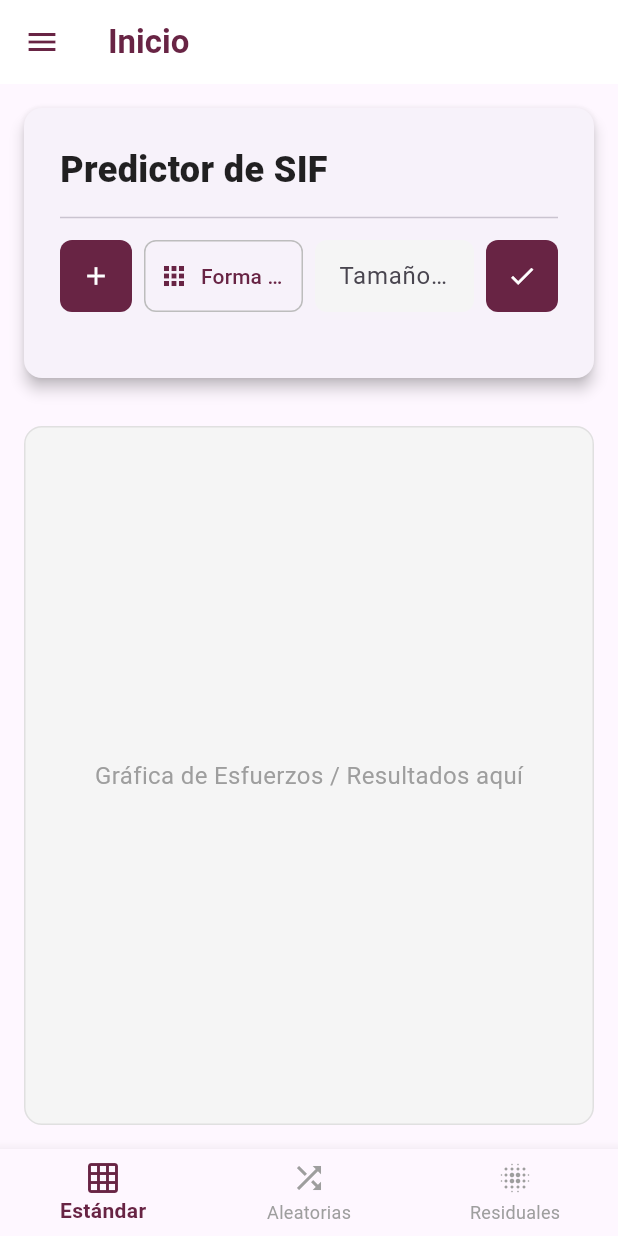
After one commit to RubenTorresNava/integradoramovil, a Flutter app: the HomeScreen screen opened by its route, in the side drawer, after a tap on the "add" icon, on a phone screen of 412 x 824 dp. The commit adds this screen. Run offline on Flutter 3.47's test engine with Material 3 defaults, Android fonts, the phone set to English and light mode, and no system bars.

Commit message:
feat: agregar panel de entrada y visualización para el predictor de SIF

```diff
--- a/lib/main.dart
+++ b/lib/main.dart
@@ -2,8 +2,10 @@ import 'package:flutter/material.dart';
 import 'package:provider/provider.dart';
 import 'screens/login_screen.dart';
 import 'screens/register_screen.dart';
+import 'screens/home_screen.dart';
 import 'viewmodels/login_viewmodel.dart';
 import 'viewmodels/register_viewmodel.dart';
+import 'viewmodels/sif_predictor_viewmodel.dart';
 
 void main() {
   runApp(const MyApp());
@@ -14,21 +16,23 @@ class MyApp extends StatelessWidget {
 
   @override
   Widget build(BuildContext context) {
-    // Usamos MultiProvider para manejar múltiples ViewModels/Providers
     return MultiProvider(
       providers: [
         ChangeNotifierProvider(create: (context) => LoginViewModel()),
         ChangeNotifierProvider(create: (context) => RegisterViewModel()),
+        ChangeNotifierProvider(create: (context) => SifPredictorViewModel()),
       ],
       child: MaterialApp(
-        title: 'PREFIS App',
+        title: 'PREFIS SIF Predictor',
         theme: ThemeData(
+          primarySwatch: Colors.purple,
           visualDensity: VisualDensity.adaptivePlatformDensity,
         ),
-        initialRoute: '/', // Define la ruta inicial
+        initialRoute: '/',
         routes: {
-          '/': (context) => const LoginPage(), // Ruta para la pantalla de Login
-          '/register': (context) => const RegisterScreen(), // Ruta para la pantalla de Registro
+          '/': (context) => const LoginPage(),
+          '/register': (context) => const RegisterScreen(),
+          '/home': (context) => const HomeScreen(),
         },
       ),
     );
--- /dev/null
+++ b/lib/screens/home_screen.dart
@@ -0,0 +1,76 @@
+// lib/screens/home_screen.dart (MUCHO MÁS LIMPIO)
+
+import 'package:flutter/material.dart';
+import '../widgets/custom_drawer.dart';
+import '../widgets/predictor_input_panel.dart';
+import '../widgets/home_bottom_nav.dart';
+
+class HomeScreen extends StatelessWidget {
+  const HomeScreen({Key? key}) : super(key: key);
+
+  static const Color primaryColor = Color.fromRGBO(104, 36, 68, 1);
+
+  @override
+  Widget build(BuildContext context) {
+
+    // El área de la gráfica
+    Widget _buildGraphArea() {
+      return Container(
+        margin: const EdgeInsets.all(16.0),
+        decoration: BoxDecoration(
+            color: Colors.grey[100],
+            borderRadius: BorderRadius.circular(12),
+            border: Border.all(color: Colors.grey.shade300)
+        ),
+        alignment: Alignment.center,
+        child: const Text(
+          'Gráfica de Esfuerzos / Resultados aquí',
+          style: TextStyle(color: Colors.grey, fontSize: 16),
+        ),
+      );
+    }
+
+    return Scaffold(
+      appBar: AppBar(
+        title: const Text('Inicio', style: TextStyle(color: primaryColor, fontWeight: FontWeight.bold)),
+        backgroundColor: Colors.white,
+        iconTheme: const IconThemeData(color: primaryColor),
+        elevation: 0,
+      ),
+      drawer: const CustomDrawer(),
+      // Usamos el Consumer/Provider a nivel del widget de input, no aquí
+      body: LayoutBuilder(
+        builder: (context, constraints) {
+          // Diseño para Tablet/Web
+          if (constraints.maxWidth > 800) {
+            return Row(
+              children: <Widget>[
+                // Widget que contiene TODO el input y resultado
+                const SizedBox(
+                  width: 420,
+                  child: PredictorInputPanel(primaryColor: primaryColor),
+                ),
+                Expanded(
+                  child: _buildGraphArea(),
+                ),
+              ],
+            );
+          } else {
+            // Diseño para Móvil
+            return Column(
+              children: <Widget>[
+                // Widget que contiene TODO el input y resultado
+                PredictorInputPanel(primaryColor: primaryColor),
+                Expanded(
+                  child: _buildGraphArea(),
+                ),
+              ],
+            );
+          }
+        },
+      ),
+      // Widget para la navegación inferior
+      bottomNavigationBar: HomeBottomNav(primaryColor: primaryColor),
+    );
+  }
+}
--- a/lib/viewmodels/login_viewmodel.dart
+++ b/lib/viewmodels/login_viewmodel.dart
@@ -22,9 +22,7 @@ class LoginViewModel extends ChangeNotifier {
       // 3. Lógica de éxito: Navegación, etc.
       print("Login exitoso!");
 
-      // Puedes navegar a otra pantalla aquí.
-      // Navigator.of(context).pushReplacement(MaterialPageRoute(builder: (_) => const HomeScreen()));
-
+      Navigator.of(context).pushReplacementNamed('/home');
     } else {
       // 4. Lógica de error
       _errorMessage = 'Correo o contraseña incorrectos.';
--- /dev/null
+++ b/lib/viewmodels/sif_predictor_viewmodel.dart
@@ -0,0 +1,90 @@
+import 'package:flutter/material.dart';
+
+class SifPredictorViewModel extends ChangeNotifier {
+  double _crackSize = 0.0; // Tamaño de la grieta en mm (input)
+  double? _sifResult;     // Resultado SIF en MPa (output)
+  bool _isLoading = false;
+  String? _errorMessage;
+  int _selectedTabIndex = 0; // 0: Estándar, 1: Aleatorias, 2: Residuales
+  String? _crackShape;
+
+  // Getters
+  double get crackSize => _crackSize;
+  double? get sifResult => _sifResult;
+  bool get isLoading => _isLoading;
+  String? get errorMessage => _errorMessage;
+  int get selectedTabIndex => _selectedTabIndex;
+  String? get crackShape => _crackShape;
+
+  // Setter para la forma de la grieta
+  void setCrackShape(String shape) {
+    _crackShape = shape;
+    notifyListeners();
+  }
+
+  // Setter para el input
+  void setCrackSize(double value) {
+    _crackSize = value;
+    notifyListeners();
+  }
+
+  // Lógica para cambiar de pestaña (simulando la navegación inferior)
+  void selectTab(int index) {
+    _selectedTabIndex = index;
+    // Opcionalmente, resetear el resultado al cambiar de pestaña
+    _sifResult = null;
+    notifyListeners();
+  }
+
+  // Función simulada de llamada a la API
+  Future<void> calculateSIF() async {
+    // 1. Validaciones
+    if (_crackSize <= 0) {
+      _errorMessage = 'Ingresa un tamaño de grieta válido.';
+      notifyListeners();
+      return;
+    }
+    if (_crackShape == null) {
+      _errorMessage = 'Por favor, selecciona la forma de la grieta.';
+      notifyListeners();
+      return;
+    }
+
+    // 2. Preparar la llamada a la API
+    _isLoading = true;
+    _errorMessage = null;
+    _sifResult = null;
+    notifyListeners();
+
+    print("Enviando a API: Tamaño de grieta = $_crackSize mm");
+
+    // Simulación de API call
+    await Future.delayed(const Duration(seconds: 2));
+
+    try {
+      // En una aplicación real, aquí usarías un paquete como 'http' o 'dio'
+      // para enviar los datos y recibir la respuesta.
+      // Ejemplo de cálculo simulado:
+      double simulatedResult = 800.0 + (_crackSize * 5.0);
+
+      _sifResult = simulatedResult;
+      print("Resultado de la API (simulado): $_sifResult MPa");
+
+    } catch (e) {
+      _errorMessage = 'Error al conectar con el servidor.';
+      _sifResult = null;
+    }
+
+    _isLoading = false;
+    notifyListeners();
+  }
+
+  // Lógica para limpiar el input
+  void clearInput() {
+    _crackSize = 0.0;
+    _sifResult = null;
+    _errorMessage = null;
+    _crackShape = null;
+    notifyListeners();
+  }
+}
--- /dev/null
+++ b/lib/widgets/crack_size_input.dart
@@ -0,0 +1,46 @@
+import 'package:flutter/material.dart';
+import 'package:provider/provider.dart';
+import '../viewmodels/sif_predictor_viewmodel.dart';
+
+class CrackSizeInput extends StatelessWidget {
+  final TextEditingController controller;
+
+  const CrackSizeInput({
+    Key? key,
+    required this.controller,
+  }) : super(key: key);
+
+  @override
+  Widget build(BuildContext context) {
+    final viewModel = Provider.of<SifPredictorViewModel>(context, listen: false);
+
+    return SizedBox(
+      height: 48,
+      child: TextField(
+        controller: controller,
+        keyboardType: const TextInputType.numberWithOptions(decimal: true),
+        decoration: InputDecoration(
+          hintText: 'Tamaño (mm)',
+          filled: true,
+          fillColor: Colors.grey[100],
+          border: OutlineInputBorder(
+              borderRadius: BorderRadius.circular(8), borderSide: BorderSide.none),
+          contentPadding: const EdgeInsets.symmetric(horizontal: 12, vertical: 0),
+          suffixIcon: viewModel.crackSize > 0
+              ? IconButton(
+            icon: const Icon(Icons.close, color: Colors.grey, size: 18),
+            onPressed: () => viewModel.clearInput(),
+          )
+              : null,
+        ),
+        onChanged: (value) {
+          double? size = double.tryParse(value);
+          if (size != null) {
+            // Usa listen: false aquí porque solo necesitas llamar a la función, no reconstruir.
+            Provider.of<SifPredictorViewModel>(context, listen: false).setCrackSize(size);
+          }
+        },
+      ),
+    );
+  }
+}
--- /dev/null
+++ b/lib/widgets/custom_drawer.dart
@@ -0,0 +1,67 @@
+import 'package:flutter/material.dart';
+
+class CustomDrawer extends StatelessWidget {
+  const CustomDrawer({Key? key}) : super(key: key);
+
+  @override
+  Widget build(BuildContext context) {
+    // El color morado oscuro del diseño
+    const Color primaryColor = Color.fromRGBO(104, 36, 68, 1);
+
+    return Drawer(
+      width: 250, // Ancho fijo para el drawer
+      backgroundColor: primaryColor,
+      child: Column(
+        children: <Widget>[
+          // Header de la app (oculta el icono de menú)
+          const DrawerHeader(
+            padding: EdgeInsets.zero,
+            child: SizedBox(height: 50.0), // Espacio para la parte superior
+          ),
+
+          // Lista de elementos de navegación
+          ListTile(
+            leading: const Icon(Icons.add, color: Colors.white, size: 30),
+            title: const Text('Inicio', style: TextStyle(color: Colors.white)),
+            tileColor: const Color.fromRGBO(104, 36, 68, 1), // Fondo morado para el elemento activo
+            onTap: () {
+              // Lógica de navegación a Inicio (ya estamos aquí, se puede cerrar el drawer)
+              Navigator.pop(context);
+            },
+          ),
+          ListTile(
+            leading: const Icon(Icons.history, color: Colors.white70),
+            title: const Text('Historial', style: TextStyle(color: Colors.white70)),
+            onTap: () {
+              // Lógica de navegación a Historial
+              Navigator.pop(context);
+            },
+          ),
+          ListTile(
+            leading: const Icon(Icons.auto_stories, color: Colors.white70),
+            title: const Text('Recursos', style: TextStyle(color: Colors.white70)),
+            onTap: () {
+              // Lógica de navegación a Recursos
+              Navigator.pop(context);
+            },
+          ),
+
+          const Spacer(), // Empuja el siguiente elemento al final
+
+          // Icono de usuario (Adaptado de la esquina superior derecha)
+          ListTile(
+            leading: const CircleAvatar(
+              backgroundColor: Colors.white,
+              child: Text('A', style: TextStyle(color: primaryColor)),
+            ),
+            title: const Text('Usuario A', style: TextStyle(color: Colors.white)),
+            onTap: () {
+              // Lógica para cerrar sesión/perfil
+              Navigator.pop(context);
+            },
+          ),
+        ],
+      ),
+    );
+  }
+}
--- /dev/null
+++ b/lib/widgets/home_bottom_nav.dart
@@ -0,0 +1,37 @@
+import 'package:flutter/material.dart';
+import 'package:provider/provider.dart';
+import '../viewmodels/sif_predictor_viewmodel.dart';
+
+class HomeBottomNav extends StatelessWidget {
+  final Color primaryColor;
+
+  const HomeBottomNav({Key? key, required this.primaryColor}) : super(key: key);
+
+  @override
+  Widget build(BuildContext context) {
+    // Escucha el ViewModel
+    final viewModel = Provider.of<SifPredictorViewModel>(context);
+
+    return BottomNavigationBar(
+      currentIndex: viewModel.selectedTabIndex,
+      onTap: viewModel.selectTab,
+      selectedItemColor: primaryColor,
+      unselectedItemColor: Colors.grey,
+      selectedLabelStyle: const TextStyle(fontWeight: FontWeight.bold),
+      items: const [
+        BottomNavigationBarItem(
+          icon: Icon(Icons.grid_on),
+          label: 'Estándar',
+        ),
+        BottomNavigationBarItem(
+          icon: Icon(Icons.shuffle),
+          label: 'Aleatorias',
+        ),
+        BottomNavigationBarItem(
+          icon: Icon(Icons.blur_on),
+          label: 'Residuales',
+        ),
+      ],
+    );
+  }
+}
--- /dev/null
+++ b/lib/widgets/input_action_button.dart
@@ -0,0 +1,32 @@
+import 'package:flutter/material.dart';
+
+class InputActionButton extends StatelessWidget {
+  final IconData icon;
+  final Color color;
+  final VoidCallback onPressed;
+
+  const InputActionButton({
+    Key? key,
+    required this.icon,
+    required this.color,
+    required this.onPressed,
+  }) : super(key: key);
+
+  @override
+  Widget build(BuildContext context) {
+    return SizedBox(
+      height: 48,
+      width: 48,
+      child: ElevatedButton(
+        onPressed: onPressed,
+        style: ElevatedButton.styleFrom(
+          backgroundColor: color,
+          padding: EdgeInsets.zero,
+          shape: RoundedRectangleBorder(borderRadius: BorderRadius.circular(8)),
+          elevation: 0,
+        ),
+        child: Icon(icon, color: Colors.white, size: 20),
+      ),
+    );
+  }
+}
--- /dev/null
+++ b/lib/widgets/predictor_input_panel.dart
@@ -0,0 +1,129 @@
+import 'package:flutter/material.dart';
+import 'package:provider/provider.dart';
+import '../viewmodels/sif_predictor_viewmodel.dart';
+import 'crack_size_input.dart';
+import 'input_action_button.dart';
+import 'result_output_panel.dart';
+
+class PredictorInputPanel extends StatelessWidget {
+  final Color primaryColor;
+
+  const PredictorInputPanel({Key? key, required this.primaryColor}) : super(key: key);
+
+  @override
+  Widget build(BuildContext context) {
+    final viewModel = Provider.of<SifPredictorViewModel>(context);
+
+    // El controlador local ahora se mantiene aquí
+    final TextEditingController crackSizeController = TextEditingController(
+        text: viewModel.crackSize > 0 ? viewModel.crackSize.toString() : '');
+
+    // Sincronizar el controlador después de un 'clearInput' o actualización
+    if (viewModel.crackSize.toString() != crackSizeController.text && !viewModel.isLoading) {
+      crackSizeController.text = viewModel.crackSize > 0 ? viewModel.crackSize.toString() : '';
+      // Mueve el cursor al final
+      crackSizeController.selection = TextSelection.fromPosition(TextPosition(offset: crackSizeController.text.length));
+    }
+
+
+    return Card(
+      elevation: 4,
+      margin: const EdgeInsets.all(16.0),
+      shape: RoundedRectangleBorder(borderRadius: BorderRadius.circular(12)),
+      child: Padding(
+        padding: const EdgeInsets.all(24.0),
+        child: Column(
+          crossAxisAlignment: CrossAxisAlignment.start,
+          mainAxisSize: MainAxisSize.min,
+          children: <Widget>[
+            // Título
+            const Text(
+              'Predictor de SIF',
+              style: TextStyle(
+                  fontSize: 24,
+                  fontWeight: FontWeight.w800,
+                  color: Colors.black87),
+            ),
+            const Divider(height: 30),
+
+            // Controles de Input
+            Row(
+              children: <Widget>[
+                // Botón '+'
+                InputActionButton(
+                  icon: Icons.add,
+                  color: primaryColor,
+                  onPressed: () => print('Agregar nueva configuración'),
+                ),
+                const SizedBox(width: 8),
+
+                // Botón 'Forma de grieta' (Mantenido aquí para la lógica de modal)
+                Expanded(
+                  child: _buildShapeSelectorButton(context, viewModel),
+                ),
+                const SizedBox(width: 8),
+
+                // Campo de entrada 'Tamaño (mm)'
+                Expanded(
+                  child: CrackSizeInput(controller: crackSizeController),
+                ),
+                const SizedBox(width: 8),
+
+                // Botón de Check (Calcular)
+                InputActionButton(
+                  icon: Icons.check,
+                  color: primaryColor,
+                  onPressed: viewModel.calculateSIF,
+                ),
+              ],
+            ),
+            const SizedBox(height: 20),
+
+            // Resultado
+            const ResultOutputPanel(),
+          ],
+        ),
+      ),
+    );
+  }
+
+  // Helper para el botón de selector de forma (se mantiene aquí por el showModalBottomSheet)
+  Widget _buildShapeSelectorButton(BuildContext context, SifPredictorViewModel viewModel) {
+    return SizedBox(
+      height: 48,
+      child: OutlinedButton.icon(
+        icon: const Icon(Icons.apps, size: 20),
+        label: Text(
+          viewModel.crackShape ?? 'Forma de grieta',
+          overflow: TextOverflow.ellipsis,
+        ),
+        onPressed: () {
+          final options = ['Recta', 'Curva', 'Mixta'];
+          showModalBottomSheet(
+            context: context,
+            builder: (ctx) => SafeArea(
+              child: Column(
+                mainAxisSize: MainAxisSize.min,
+                children: options.map((option) {
+                  return ListTile(
+                    title: Text(option),
+                    onTap: () {
+                      viewModel.setCrackShape(option);
+                      Navigator.pop(ctx);
+                    },
+                  );
+                }).toList(),
+              ),
+            ),
+          );
+        },
+        style: OutlinedButton.styleFrom(
+          foregroundColor: primaryColor,
+          side: BorderSide(color: Colors.grey.shade400),
+          shape: RoundedRectangleBorder(borderRadius: BorderRadius.circular(8)),
+          padding: const EdgeInsets.symmetric(horizontal: 10),
+        ),
+      ),
+    );
+  }
+}
--- /dev/null
+++ b/lib/widgets/result_output_panel.dart
@@ -0,0 +1,71 @@
+import 'package:flutter/material.dart';
+import 'package:provider/provider.dart';
+import '../viewmodels/sif_predictor_viewmodel.dart';
+
+class ResultOutputPanel extends StatelessWidget {
+  const ResultOutputPanel({Key? key}) : super(key: key);
+
+  static const Color secondaryColor = Color.fromARGB(255, 128, 55, 93);
+
+  @override
+  Widget build(BuildContext context) {
+    // Escucha solo los cambios de resultado, error y carga
+    final viewModel = Provider.of<SifPredictorViewModel>(context);
+
+    // Solo muestra el panel si hay algo que mostrar (resultado, carga o error)
+    if (viewModel.sifResult == null && !viewModel.isLoading && viewModel.errorMessage == null) {
+      return const SizedBox.shrink();
+    }
+
+    return Container(
+      width: double.infinity,
+      padding: const EdgeInsets.all(20),
+      decoration: BoxDecoration(
+        color: secondaryColor,
+        borderRadius: BorderRadius.circular(8),
+        boxShadow: [
+          BoxShadow(
+            color: Colors.black.withOpacity(0.1),
+            blurRadius: 5,
+            offset: const Offset(0, 3),
+          ),
+        ],
+      ),
+      child: Column(
+        crossAxisAlignment: CrossAxisAlignment.start,
+        children: <Widget>[
+          if (viewModel.isLoading)
+            const Center(
+              child: SizedBox(
+                  width: 24,
+                  height: 24,
+                  child: CircularProgressIndicator(color: Colors.white, strokeWidth: 2)
+              ),
+            )
+          else if (viewModel.errorMessage != null)
+            Text(
+              'Error: ${viewModel.errorMessage!}',
+              style: const TextStyle(color: Colors.amber, fontSize: 16, fontWeight: FontWeight.bold),
+            )
+          else
+            Column(
+              crossAxisAlignment: CrossAxisAlignment.start,
+              children: [
+                const Text(
+                  'Resultado Calculado:',
+                  style: TextStyle(color: Colors.white70, fontSize: 14),
+                ),
+                Text(
+                  '${viewModel.sifResult!.toStringAsFixed(2)} MPa',
+                  style: const TextStyle(
+                      color: Colors.white,
+                      fontSize: 36,
+                      fontWeight: FontWeight.bold),
+                ),
+              ],
+            ),
+        ],
+      ),
+    );
+  }
+}
```
